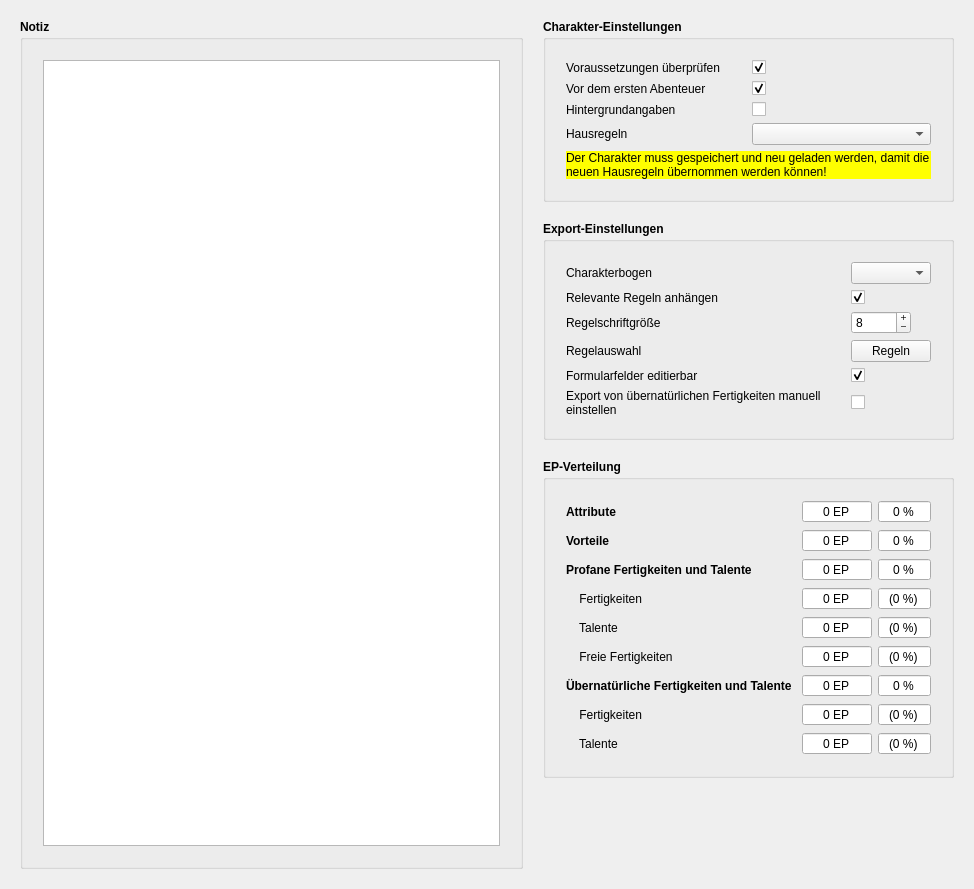
Old version of the form designer/CharakterInfo.ui in the repository Aeolitus/Sephrasto.
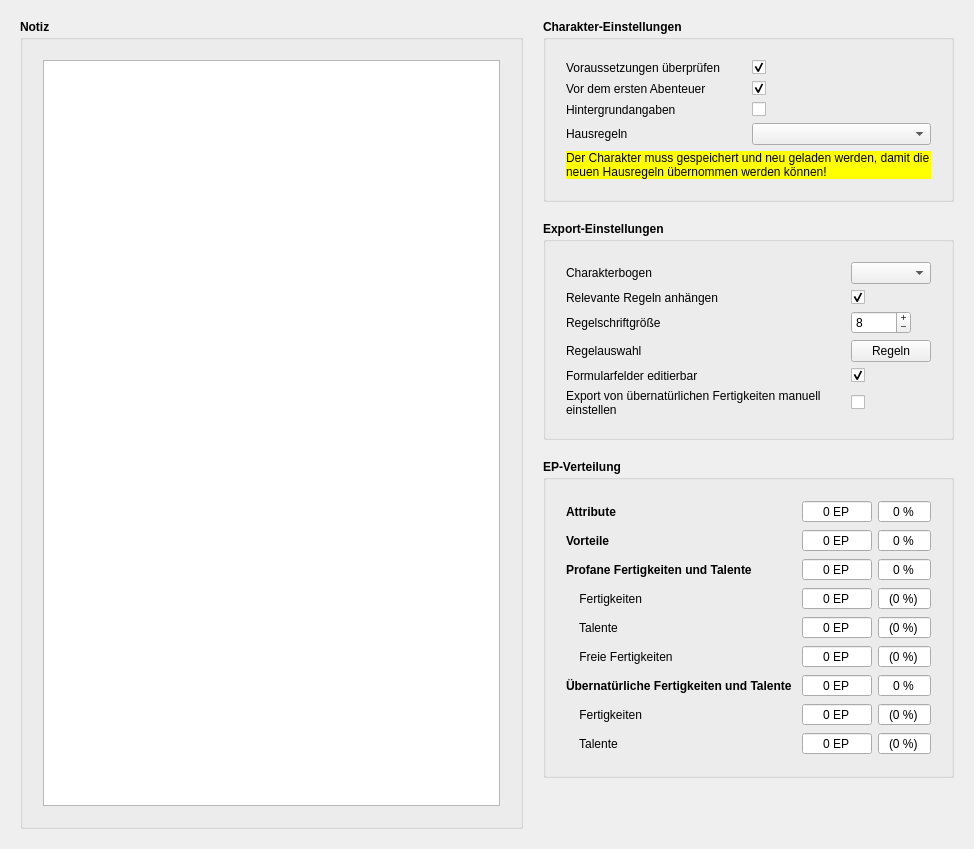
New version of the form.

Commit message: - Update to Pyside 6.7 - CharakterEditor: Reduce min height for scrollbar by removing some space in info tab - Fertigkeiten tabs: fertigkeiten are sorted again

```diff
--- a/designer/CharakterInfo.ui
+++ b/designer/CharakterInfo.ui
@@ -7,7 +7,7 @@
     <x>0</x>
     <y>0</y>
     <width>974</width>
-    <height>889</height>
+    <height>849</height>
    </rect>
   </property>
   <property name="windowTitle">
@@ -34,6 +34,9 @@
    </property>
    <item row="0" column="1">
     <layout class="QVBoxLayout" name="verticalLayout_4">
+     <property name="spacing">
+      <number>0</number>
+     </property>
      <item>
       <widget class="QLabel" name="labelEinstellungen">
        <property name="font">
@@ -1000,7 +1003,7 @@
        <property name="sizeHint" stdset="0">
         <size>
          <width>20</width>
-         <height>40</height>
+         <height>0</height>
         </size>
        </property>
       </spacer>
```
The commit also changes 39 other files.
